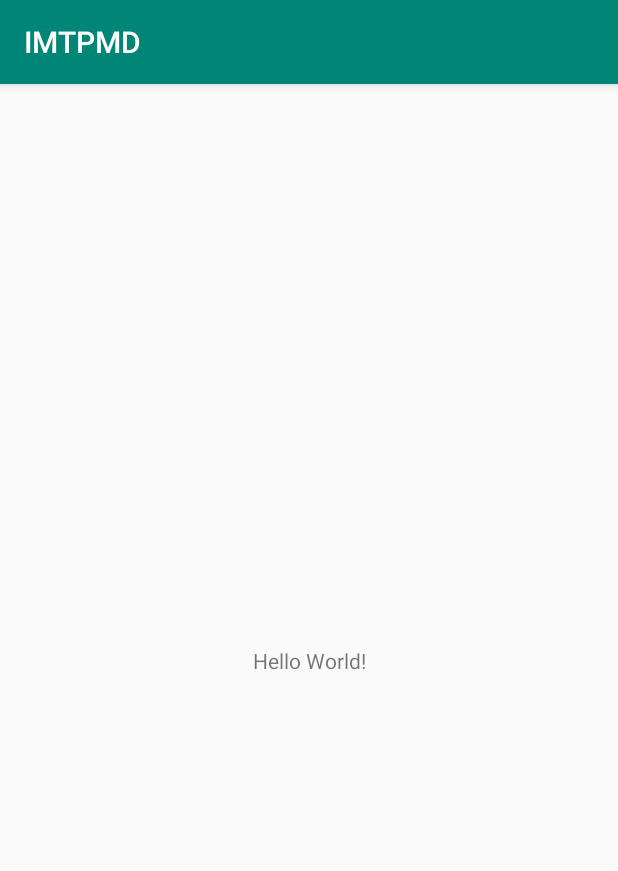
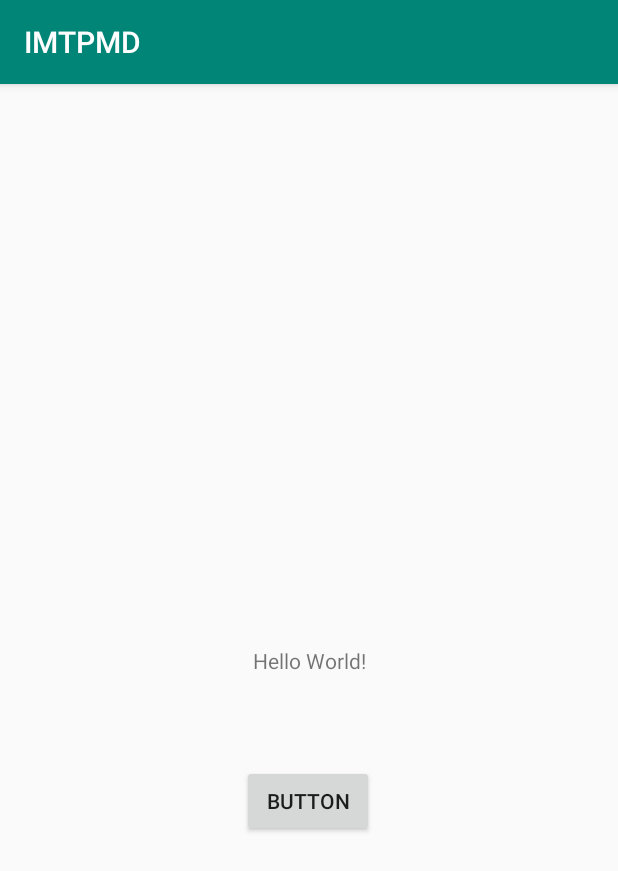
Before and after one commit to nynkevd/IMTPMD, an Android app: the screen it shows after launch (MainActivity), on a phone screen of 412 x 824 dp. Shown: the top 871 px of the screen. Run offline under Robolectric (Android 15) with nearby library versions, the phone set to English and light mode, and no system bars.

Commit message:
Button test

```diff
--- a/app/src/main/res/layout/activity_main.xml
+++ b/app/src/main/res/layout/activity_main.xml
@@ -7,6 +7,7 @@
     tools:context=".MainActivity">
 
     <TextView
+        android:id="@+id/textView"
         android:layout_width="wrap_content"
         android:layout_height="wrap_content"
         android:text="Hello World!"
@@ -15,4 +16,17 @@
         app:layout_constraintRight_toRightOf="parent"
         app:layout_constraintTop_toTopOf="parent" />
 
+    <Button
+        android:id="@+id/button"
+        android:layout_width="wrap_content"
+        android:layout_height="wrap_content"
+        android:layout_marginStart="8dp"
+        android:layout_marginTop="60dp"
+        android:layout_marginEnd="8dp"
+        android:text="Button"
+        app:layout_constraintEnd_toEndOf="parent"
+        app:layout_constraintHorizontal_bias="0.498"
+        app:layout_constraintStart_toStartOf="parent"
+        app:layout_constraintTop_toBottomOf="@+id/textView" />
+
 </android.support.constraint.ConstraintLayout>
```
